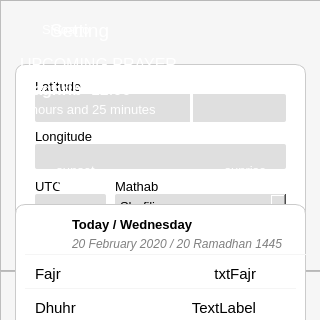
The window that main.ui (butirpadi/AyoShalat) describes before a commit, drawn with Qt 5; both pictures show x 0 to 320 and y 0 to 320 of the 320 by 500 pixel window.
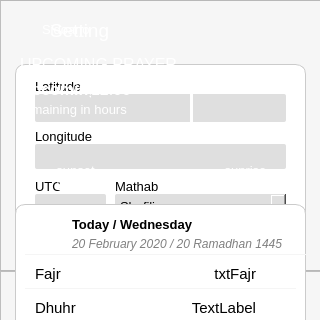
The same window after the commit. Icons and pictures are not drawn.

The edit to the form file:
```diff
--- a/main.ui
+++ b/main.ui
@@ -117,7 +117,7 @@
 }</string>
      </property>
      <property name="text">
-      <string>Maghrib</string>
+      <string>Upcoming</string>
      </property>
     </widget>
     <widget class="QLabel" name="lblUpcomingJam">
@@ -165,7 +165,7 @@
 }</string>
      </property>
      <property name="text">
-      <string>2 hours and 25 minutes to go</string>
+      <string>remaining in hours</string>
      </property>
      <property name="alignment">
       <set>Qt::AlignLeading|Qt::AlignLeft|Qt::AlignTop</set>
```
Left out of the diff: 2 changed lines with no effect on the pictures.
